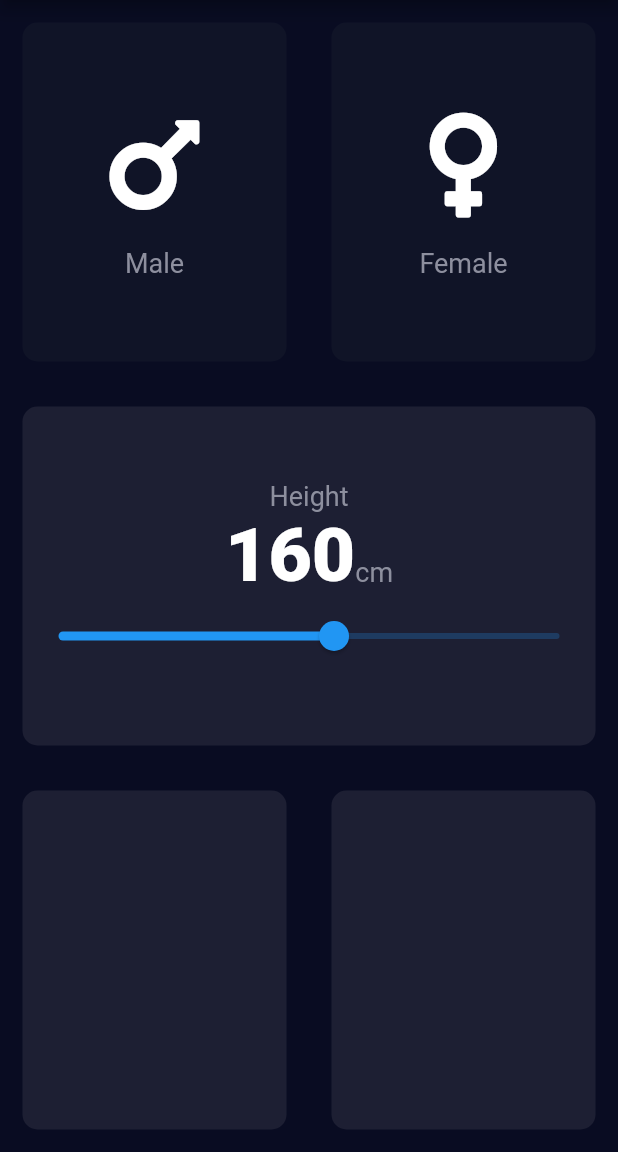
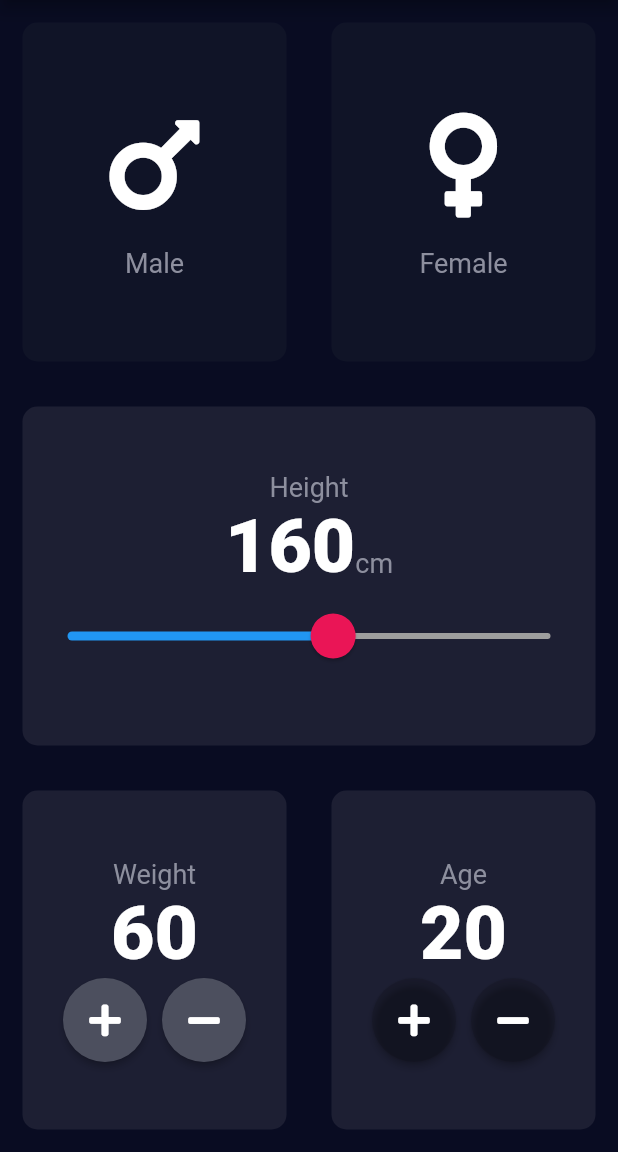
Before and after one commit to victorEsantos/calculate_bmi, a Flutter app: the screen it shows after launch, on a phone screen of 412 x 824 dp, the part 84-1236 px from its top. Run offline on Flutter 3.47's test engine with Material 2 defaults, Android fonts, the phone set to English and light mode, and no system bars; our stand-ins replace font_awesome_flutter.

Commit message:
slider adjustments + roudButton cards

```diff
--- a/lib/constants.dart
+++ b/lib/constants.dart
@@ -2,6 +2,7 @@ import 'package:flutter/material.dart';
 
 const kActiveCardColor = Color(0xFF1D1F33);
 const kInactiveCardColor = Color(0xFF101427);
+const kButtonColor = Color(0xFFEA1556);
 
 const kLabelTextStyle = TextStyle(
   fontSize: 18.0,
--- a/lib/input_page.dart
+++ b/lib/input_page.dart
@@ -1,4 +1,5 @@
 import 'package:calculate_bmi/reusable_card.dart';
+import 'package:calculate_bmi/round_icon_button.dart';
 import 'package:flutter/material.dart';
 import 'package:font_awesome_flutter/font_awesome_flutter.dart';
 
@@ -19,6 +20,8 @@ class _InputPageState extends State<InputPage> {
   Gender? selectedGender;
 
   int height = 160;
+  int weight = 60;
+  int age = 20;
 
   @override
   Widget build(BuildContext context) {
@@ -92,7 +95,17 @@ class _InputPageState extends State<InputPage> {
                         ),
                       ],
                     ),
-                    Slider(
+                    SliderTheme(
+                      data: SliderThemeData(
+                          activeTickMarkColor: Colors.white,
+                          inactiveTrackColor: Colors.grey,
+                          thumbColor: kButtonColor,
+                          overlayColor: Colors.brown,
+                          thumbShape:
+                              RoundSliderThumbShape(enabledThumbRadius: 15.0),
+                          overlayShape:
+                              RoundSliderOverlayShape(overlayRadius: 30.0)),
+                      child: Slider(
                         value: height.toDouble(),
                         onChanged: (double value) {
                           setState(() {
@@ -101,6 +114,7 @@ class _InputPageState extends State<InputPage> {
                         },
                         min: 50,
                         max: 250,
+                      ),
                     ),
                   ],
                 ),
@@ -112,11 +126,87 @@ class _InputPageState extends State<InputPage> {
                   Expanded(
                     child: ReusableCard(
                       color: kActiveCardColor,
+                      child: Column(
+                        mainAxisAlignment: MainAxisAlignment.center,
+                        children: [
+                          Text(
+                            "Weight",
+                            style: kLabelTextStyle,
+                          ),
+                          Text(
+                            weight.toString(),
+                            style: kNumberTextStyle,
+                          ),
+                          Row(
+                              mainAxisAlignment: MainAxisAlignment.center,
+                              children: [
+                                RoundIconButton(
+                                  onPressed: () {
+                                    setState(() {
+                                      weight++;
+                                    });
+                                  },
+                                  color: Color(0xFF4C4F5E),
+                                  icon: FontAwesomeIcons.plus,
+                                ),
+                                SizedBox(
+                                  width: 10,
+                                ),
+                                RoundIconButton(
+                                  onPressed: () {
+                                    setState(() {
+                                      weight--;
+                                    });
+                                  },
+                                  color: Color(0xFF4C4F5E),
+                                  icon: FontAwesomeIcons.minus,
+                                ),
+                              ])
+                        ],
+                      ),
                     ),
                   ),
                   Expanded(
                     child: ReusableCard(
                       color: kActiveCardColor,
+                      child: Column(
+                        mainAxisAlignment: MainAxisAlignment.center,
+                        children: [
+                          Text(
+                            "Age",
+                            style: kLabelTextStyle,
+                          ),
+                          Text(
+                            age.toString(),
+                            style: kNumberTextStyle,
+                          ),
+                          Row(
+                              mainAxisAlignment: MainAxisAlignment.center,
+                              children: [
+                                RoundIconButton(
+                                  onPressed: () {
+                                    setState(() {
+                                      age++;
+                                    });
+                                  },
+                                  color: Colors.black12,
+                                  icon: FontAwesomeIcons.plus,
+                                ),
+                                SizedBox(
+                                  width: 10,
+                                ),
+                                RoundIconButton(
+                                  onPressed: () {
+                                    setState(() {
+                                      age--;
+                                    });
+                                  },
+                                  color: Colors.black12,
+                                  icon: FontAwesomeIcons.minus,
+                                ),
+                              ])
+                        ],
+                      ),
                     ),
                   ),
                 ],
--- /dev/null
+++ b/lib/round_icon_button.dart
@@ -0,0 +1,23 @@
+import 'package:flutter/material.dart';
+
+class RoundIconButton extends StatelessWidget {
+  final VoidCallback onPressed;
+  final IconData icon;
+  final Color? color;
+  RoundIconButton({required this.onPressed, required this.icon, this.color});
+  @override
+  Widget build(BuildContext context) {
+    return RawMaterialButton(
+      onPressed: onPressed,
+      shape: CircleBorder(),
+      fillColor: color,
+      constraints: BoxConstraints.tightFor(
+        width: 56.0,
+        height: 56.0,
+      ),
+      child: Icon(
+        icon,
+      ),
+    );
+  }
+}
```
Lines whose indentation alone changed are shown as unchanged.
